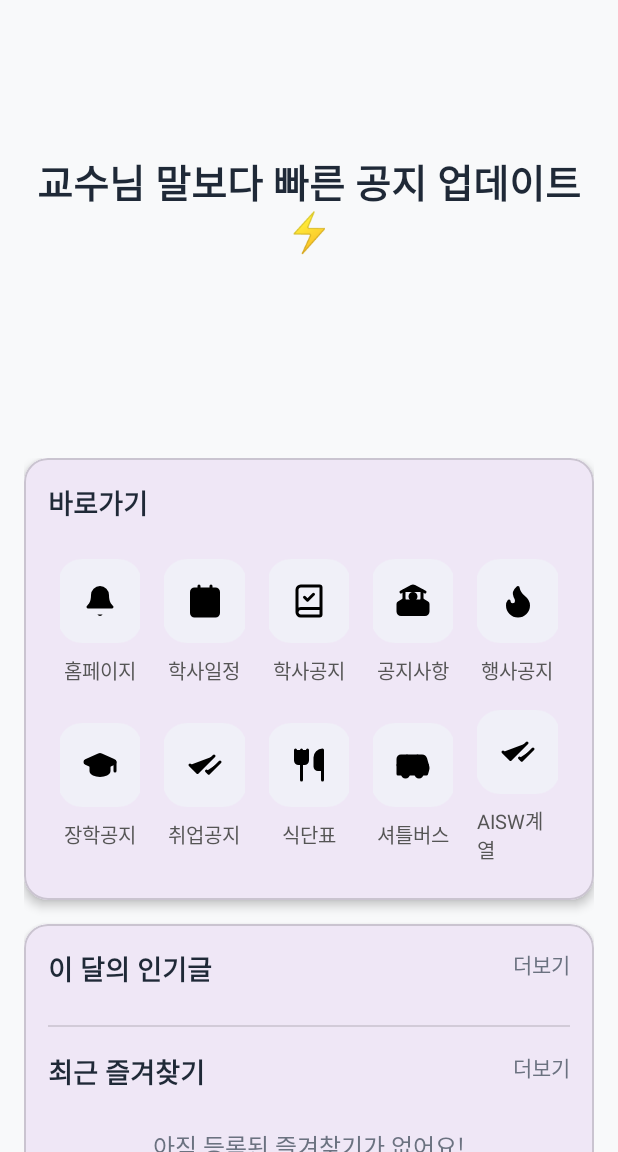
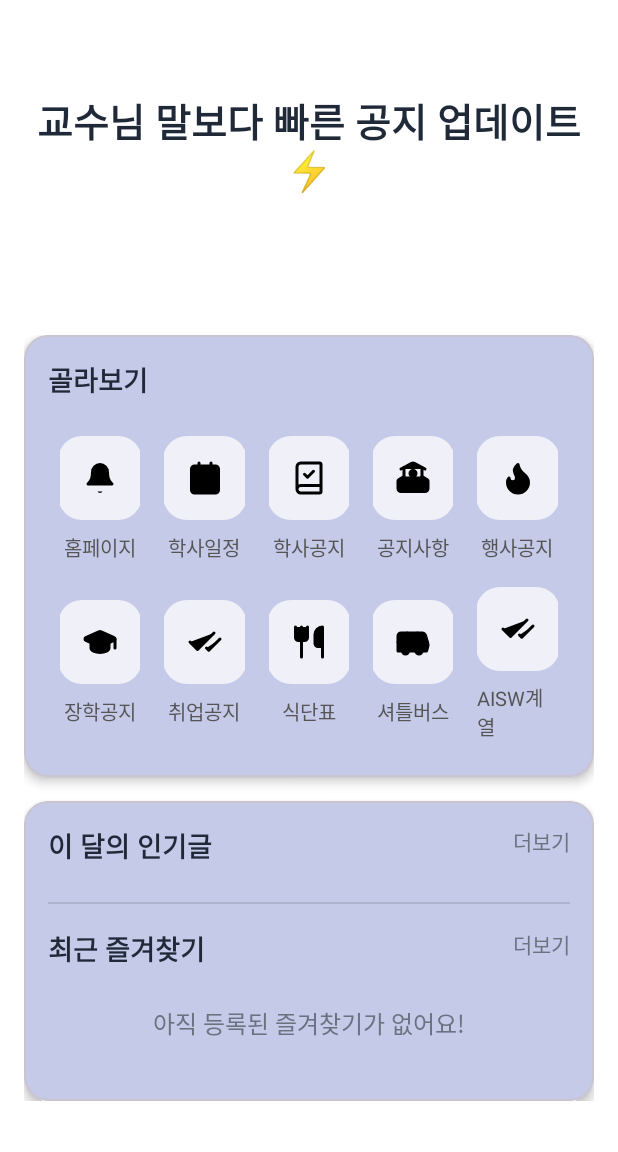
Before and after one commit to lyuchanchan/ToyProject_noticeApp, an Android app: the screen it shows after launch once a user with an empty profile is signed in (MainActivity), on a phone screen of 412 x 824 dp, the part 84-1236 px from its top. Run offline under Robolectric (Android 15) with nearby library versions, the phone set to English and light mode, and no system bars; our stand-ins replace Firebase (no records; nobody signed in at launch, a user with empty details on screens opened directly).

Commit message:
- 주요 색상 변경 - 알림 블록 및 텍스트 사이즈/간격 조정 - 홈 화면 여백 조정

```diff
--- a/app/src/main/java/com/example/toyproject_noticeapp/adapter/HomeNoticeAdapter,kt.kt
+++ b/app/src/main/java/com/example/toyproject_noticeapp/adapter/HomeNoticeAdapter,kt.kt
@@ -32,9 +32,6 @@ class HomeNoticeAdapter(private val items: List<Notice>) :
             binding.textviewItemCategory.text = notice.category
             binding.textviewItemTitle.text = notice.title
             binding.textviewItemDate.text = notice.date
-
-            // isNew 값에 따라 NEW 태그 보이기/숨기기
-            binding.textviewItemNew.visibility = if (notice.isNew) View.VISIBLE else View.GONE
         }
     }
 }
--- a/app/src/main/java/com/example/toyproject_noticeapp/adapter/adapter_notification_list.kt
+++ b/app/src/main/java/com/example/toyproject_noticeapp/adapter/adapter_notification_list.kt
@@ -33,7 +33,6 @@ class AdapterNotificationList(
             binding.textviewNotificationCategory.text = item.category
             binding.textviewNotificationDate.text = item.date
             binding.textviewNotificationTitle.text = item.title
-            binding.textviewNotificationDescription.text = item.description
             binding.textviewNotificationViewCount.text = item.viewCount.toString()
 
             // ⬇️ isFavorite 상태에 따라 아이콘 리소스를 직접 변경 ⬇️
--- a/app/src/main/java/com/example/toyproject_noticeapp/ui/home/HomeMainFragment.kt
+++ b/app/src/main/java/com/example/toyproject_noticeapp/ui/home/HomeMainFragment.kt
@@ -65,8 +65,8 @@ class HomeMainFragment : Fragment() {
         "교수님 말보다 빠른 공지 업데이트⚡",
         "시험 공지부터 동아리 소식까지 올인원📚",
         "중요한 건 공지 속에 다 있다😉",
-        "캠퍼스 생활 치트키, 여기 맞습니다🎯",
-        "공지? 그냥 여기 들르면 해결이지👌",
+        "캠퍼스 치트키, 여기 맞습니다🎯",
+        "공지? 나우면 해결이지👌",
         "공지 놓치면 F각… 그건 막아야지✋",
         "또 나만 뒤늦게 알게 되는 건 이제 끝",
         "한신대 공식 스포일러📢",
@@ -75,7 +75,7 @@ class HomeMainFragment : Fragment() {
         "학교 소식 한 방 정리💡",
         "공지 맛집 오픈🍽️",
         "모든 공지, 원샷 원킬⚡",
-        "공지=여기, 검색=끝",
+        "공지 = 한신 나우",
         "입벌려, 공지사항 들어간다",
         "떠먹여주는 학교소식",
         "식단표도 한신 나우!",
--- a/app/src/main/res/drawable/shape_notification_category_tag.xml
+++ b/app/src/main/res/drawable/shape_notification_category_tag.xml
@@ -1,4 +1,6 @@
 <?xml version="1.0" encoding="utf-8"?>
 <shape xmlns:android="http://schemas.android.com/apk/res/android"
     android:shape="rectangle">
-    <solid android:color="#4A4A4A" /> <corners android:radius="16dp" /> </shape>
+    <solid android:color="@color/primary_brand_color" />
+    <corners android:radius="16dp" />
+</shape>
--- a/app/src/main/res/layout/fragment_home_main.xml
+++ b/app/src/main/res/layout/fragment_home_main.xml
@@ -4,7 +4,7 @@
     xmlns:tools="http://schemas.android.com/tools"
     android:layout_width="match_parent"
     android:layout_height="match_parent"
-    android:background="#F8F9FA"
+    android:background="@android:color/white"
     tools:context=".ui.home.HomeMainFragment">
 
     <ImageView
@@ -61,7 +61,7 @@
         android:layout_width="wrap_content"
         android:layout_height="wrap_content"
         android:orientation="horizontal"
-        app:layout_constraintGuide_percent="0.4" />
+        app:layout_constraintGuide_percent="0.3" />
 
     <TextView
         android:id="@+id/textview_random_message"
@@ -98,6 +98,7 @@
             <com.google.android.material.card.MaterialCardView
                 android:layout_width="match_parent"
                 android:layout_height="wrap_content"
+                app:cardBackgroundColor="@color/stylish_purple"
                 app:cardCornerRadius="16dp"
                 app:cardElevation="4dp">
 
@@ -111,7 +112,7 @@
                         android:id="@+id/textview_home_shortcut_title"
                         android:layout_width="wrap_content"
                         android:layout_height="wrap_content"
-                        android:text="바로가기"
+                        android:text="골라보기"
                         android:textColor="@color/text_primary"
                         android:textSize="18sp"
                         android:textStyle="bold" />
@@ -133,6 +134,7 @@
                 android:layout_width="match_parent"
                 android:layout_height="wrap_content"
                 android:layout_marginTop="16dp"
+                app:cardBackgroundColor="@color/stylish_purple"
                 app:cardCornerRadius="16dp"
                 app:cardElevation="4dp">
 
--- a/app/src/main/res/layout/fragment_notification_main.xml
+++ b/app/src/main/res/layout/fragment_notification_main.xml
@@ -5,6 +5,7 @@
     xmlns:tools="http://schemas.android.com/tools"
     android:layout_width="match_parent"
     android:layout_height="match_parent"
+    android:background="@color/stylish_purple"
     tools:context=".ui.notification.FragmentNotificationMain">
 
     <include
--- a/app/src/main/res/values/colors.xml
+++ b/app/src/main/res/values/colors.xml
@@ -14,9 +14,10 @@
     <color name="input_stroke_color">#D1D5DB</color>
     <color name="yellow">#FFC107</color>
     <color name="dark_purple">#A020F0</color>
-
     <color name="light_purple">#E0BBE4</color>
     <color name="stylish_purple_transparent">#50524075</color>
-    <color name="stylish_purple">#F0F4C3F2</color>
     <color name="blue_tinted_purple">#55524075</color>
+
+    <color name="stylish_purple">#C5CAE9</color>
+
 </resources>
```
Also changed, not shown: app/src/main/res/layout/item_home_notification.xml (+0 -18 lines), app/src/main/res/layout/item_notification_list.xml (+3 -17 lines).
